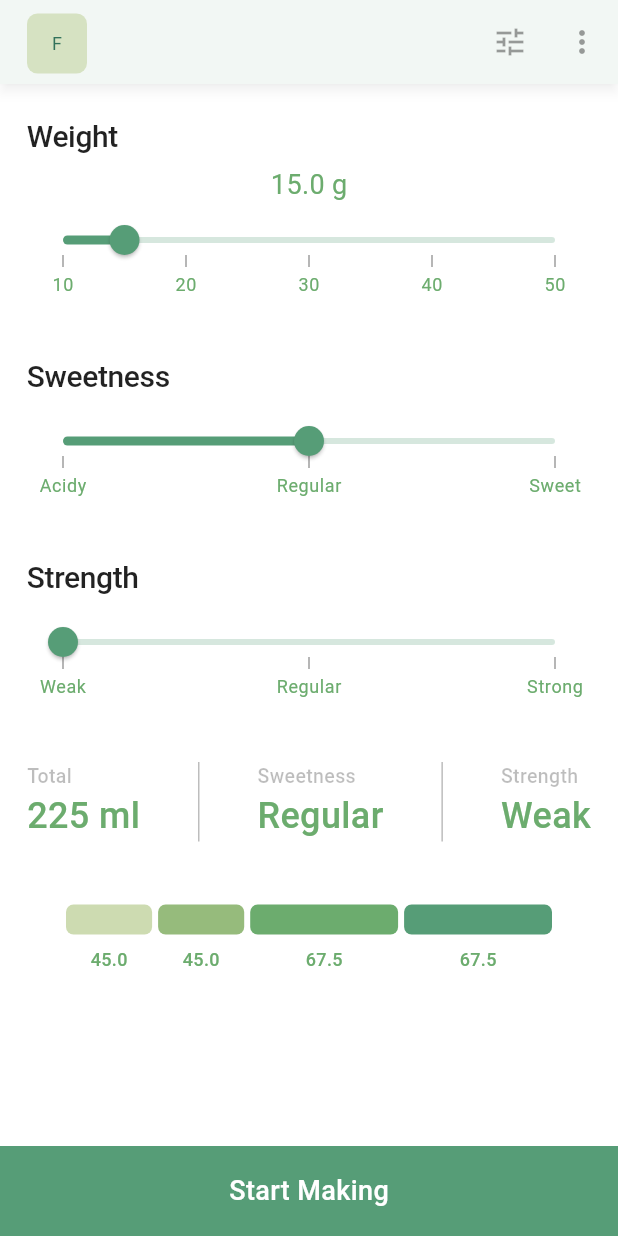
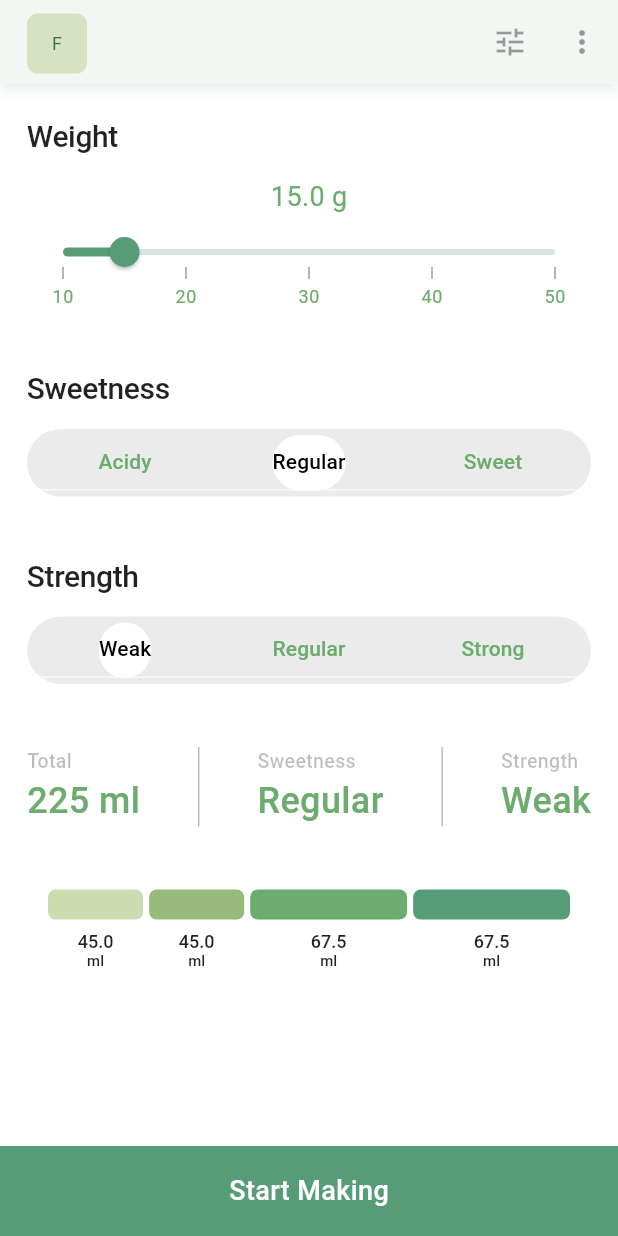
Before and after one commit to niassuh1/sippify, a Flutter app: the screen it shows after launch, on a phone screen of 412 x 824 dp. Run offline on Flutter 3.47's test engine with Material 2 defaults, Android fonts, the light colour scheme and no system bars; drawn by our look-alikes of syncfusion_flutter_sliders; our stand-ins replace flutter_riverpod.

Commit message:
refactor: Providers, Home screen, Dope panel. feat: Coffee maker screen, Option tabs

```diff
--- a/lib/views/home_screen.dart
+++ b/lib/views/home_screen.dart
@@ -2,8 +2,10 @@ import 'package:flutter/material.dart';
 import 'package:flutter_riverpod/flutter_riverpod.dart';
 import 'package:glassbean/constants.dart';
 import 'package:glassbean/services/coffee_maker_provider.dart';
+import 'package:glassbean/widgets/custom_sliver_appbar.dart';
 import 'package:glassbean/widgets/description_panel.dart';
 import 'package:glassbean/widgets/dope_panel.dart';
+import 'package:glassbean/widgets/option_tabs.dart';
 import 'package:syncfusion_flutter_sliders/sliders.dart';
 
 import '../models/coffee.dart';
@@ -23,7 +25,7 @@ class HomeScreen extends ConsumerWidget {
             onTap: () {},
             splashColor: Colors.white.withOpacity(.1),
             highlightColor: Colors.white.withOpacity(.2),
-            child: Center(
+            child: const Center(
               child: Text(
                 'Start Making',
                 style: TextStyle(
@@ -38,62 +40,25 @@ class HomeScreen extends ConsumerWidget {
       ),
       body: SafeArea(
         child: CustomScrollView(slivers: [
-          SliverAppBar(
-            foregroundColor: Colors.black38,
-            forceElevated: true,
-            actions: [
-              IconButton(
-                onPressed: () {},
-                icon: Icon(Icons.tune),
-                splashRadius: 20,
-              ),
-              IconButton(
-                onPressed: () {},
-                icon: Icon(Icons.more_vert_rounded),
-                splashRadius: 20,
-              ),
-            ],
-            centerTitle: true,
-            flexibleSpace: FlexibleSpaceBar(
-              collapseMode: CollapseMode.pin,
-              titlePadding: EdgeInsets.only(bottom: 7, left: defaultPadding),
-              title: Container(
-                height: 40,
-                width: 40,
-                decoration: BoxDecoration(
-                  color:
-                      Theme.of(context).colorScheme.secondary.withOpacity(.75),
-                  borderRadius: BorderRadius.circular(7),
-                ),
-                alignment: Alignment.center,
-                child: Text(
-                  'F',
-                  style: TextStyle(
-                      fontSize: 12,
-                      color: Theme.of(context).colorScheme.inversePrimary),
-                ),
-              ),
-            ),
-          ),
+          const CustomSliverAppBar(),
           SliverToBoxAdapter(
             child: Padding(
               padding: const EdgeInsets.only(
                   top: 24,
-              ),
+                  left: defaultPadding,
+                  right: defaultPadding,
+                  bottom: 24),
               child: Column(
                 crossAxisAlignment: CrossAxisAlignment.start,
                 children: [
                   // Dope panel for weight
-                  Padding(
-                    padding:
-                        const EdgeInsets.symmetric(horizontal: defaultPadding),
-                    child: DopePanel(
+                  DopePanel(
                     headline: 'Weight',
                     child: Column(
                       children: [
                         Text(
                           '${ref.watch(coffeeProvider).weight} g',
-                            style: TextStyle(fontSize: 18),
+                          style: const TextStyle(fontSize: 18),
                         ),
                         SfSlider(
                           value: ref.watch(coffeeProvider.notifier).weight,
@@ -112,112 +77,49 @@ class HomeScreen extends ConsumerWidget {
                       ],
                     ),
                   ),
-                  ),
-                  SizedBox(height: 42),
+                  const SizedBox(height: 42),
 
                   // Dope panel for sweetness
-                  Padding(
-                    padding:
-                        const EdgeInsets.symmetric(horizontal: defaultPadding),
-                    child: DopePanel(
+                  DopePanel(
                       headline: 'Sweetness',
-                      child: SfSlider(
+                      child: OptionTabs(
                         value: getSweetness(ref),
-                        min: 1,
-                        max: 3,
-                        onChanged: (value) {
-                          switch (value.toInt()) {
-                            case 1:
+                        onTab: (e) {
+                          print(e);
                           ref
                               .read(coffeeProvider.notifier)
-                                  .setSweetness(Sweetness.Acidy);
-                              break;
-                            case 2:
-                              ref
-                                  .read(coffeeProvider.notifier)
-                                  .setSweetness(Sweetness.Regular);
-                              break;
-                            case 3:
-                              ref
-                                  .read(coffeeProvider.notifier)
-                                  .setSweetness(Sweetness.Sweet);
-                              break;
-                          }
+                              .setSweetness(sweetnessChange(e.toInt()));
                         },
-                        showTicks: true,
-                        interval: 1,
-                        enableTooltip: true,
-                        showLabels: true,
-                        tooltipTextFormatterCallback:
-                            (dynamic value, String text) {
-                          return getStrengthLabel(value.toInt());
-                        },
-                        labelFormatterCallback: (dynamic value, String text) {
-                          return getSweetnessLabel(value.toInt());
-                        },
-                      ),
-                    ),
-                  ),
-                  SizedBox(height: 42),
+                        tabs: [Text('Acidy'), Text('Regular'), Text('Sweet')],
+                      )),
+
+                  const SizedBox(height: 42),
 
                   // Dope panel for strength
-                  Padding(
-                    padding:
-                        const EdgeInsets.symmetric(horizontal: defaultPadding),
-                    child: DopePanel(
+                  DopePanel(
                     headline: 'Strength',
                     child: Column(
                       children: [
-                          SfSlider(
-                            value: getStrength(ref),
-                            onChanged: (e) {
-                              switch (e.toInt()) {
-                                case 1:
+                        OptionTabs(
+                          onTab: (e) {
                             ref
                                 .read(coffeeProvider.notifier)
-                                      .setStrength(Strength.Weak);
-                                  break;
-                                case 2:
-                                  ref
-                                      .read(coffeeProvider.notifier)
-                                      .setStrength(Strength.Regular);
-                                  Strength.Regular;
-                                  break;
-                                case 3:
-                                  ref
-                                      .read(coffeeProvider.notifier)
-                                      .setStrength(Strength.Strong);
-                                  Strength.Strong;
-                                  break;
-                              }
+                                .setStrength(strengthChange(e.toInt()));
                           },
-                            showTicks: true,
-                            min: 1,
-                            stepSize: 1,
-                            interval: 1,
-                            max: 3,
-                            enableTooltip: true,
-                            showLabels: true,
-                            tooltipTextFormatterCallback:
-                                (dynamic value, String text) {
-                              return getStrengthLabel(value.toInt());
-                            },
-                            labelFormatterCallback:
-                                (dynamic value, String text) {
-                              return getStrengthLabel(value.toInt());
-                            },
-                          ),
+                          value: getStrength(ref),
+                          tabs: [
+                            Text('Weak'),
+                            Text('Regular'),
+                            Text('Strong'),
+                          ],
+                        )
                       ],
                     ),
                   ),
-                  ),
-                  SizedBox(
+                  const SizedBox(
                     height: 42,
                   ),
-                  Padding(
-                    padding:
-                        const EdgeInsets.symmetric(horizontal: defaultPadding),
-                    child: IntrinsicHeight(
+                  IntrinsicHeight(
                     child: Row(
                       mainAxisAlignment: MainAxisAlignment.spaceBetween,
                       children: [
@@ -226,7 +128,7 @@ class HomeScreen extends ConsumerWidget {
                           description:
                               '${ref.read(coffeeProvider).fullWaterWeight.toInt().toString()} ml',
                         ),
-                          VerticalDivider(
+                        const VerticalDivider(
                           color: Colors.black26,
                           thickness: 1,
                         ),
@@ -234,7 +136,7 @@ class HomeScreen extends ConsumerWidget {
                           title: 'Sweetness',
                           description: ref.read(coffeeProvider).sweetnessText,
                         ),
-                          VerticalDivider(
+                        const VerticalDivider(
                           color: Colors.black26,
                           thickness: 1,
                         ),
@@ -245,14 +147,12 @@ class HomeScreen extends ConsumerWidget {
                       ],
                     ),
                   ),
-                  ),
-                  SizedBox(
+                  const SizedBox(
                     height: 42,
                   ),
                   // Displays the brewing process
                   // TODO: Optimize this shit code
                   Row(
-                      crossAxisAlignment: CrossAxisAlignment.center,
                       mainAxisAlignment: MainAxisAlignment.center,
                       children: ref
                           .read(coffeeProvider)
@@ -263,34 +163,48 @@ class HomeScreen extends ConsumerWidget {
                         double ratio =
                             e.value / ref.read(coffeeProvider).fullWaterWeight;
 
-                        return Column(
+                        return AnimatedContainer(
+                          duration: const Duration(milliseconds: 150),
+                          width: MediaQuery.of(context).size.width * ratio - 15,
+                          curve: Curves.ease,
+                          child: Column(
                             children: [
                               Padding(
                                 padding:
                                     const EdgeInsets.symmetric(horizontal: 2),
-                              child: AnimatedContainer(
-                                alignment: Alignment.center,
-                                duration: Duration(milliseconds: 400),
-                                curve: Curves.easeInOut,
+                                child: Container(
                                   height: 20,
-                                width:
-                                    MediaQuery.of(context).size.width * ratio -
-                                        25,
                                   decoration: BoxDecoration(
                                     color: colorFade[e.key],
                                     borderRadius: BorderRadius.circular(5),
                                   ),
                                 ),
                               ),
-                            SizedBox(
+                              const SizedBox(
                                 height: 8,
                               ),
-                            Text(
-                              e.value.toStringAsFixed(1),
+                              RichText(
+                                textAlign: TextAlign.center,
+                                text: TextSpan(
+                                  style: const TextStyle(
+                                      color: Colors.black87,
+                                      fontSize: 12,
+                                      fontWeight: FontWeight.w500),
+                                  children: [
+                                    TextSpan(
+                                      text: e.value.toStringAsFixed(1),
+                                    ),
+                                    const TextSpan(
+                                      text: '\nml',
                                       style: TextStyle(
-                                  fontSize: 12, fontWeight: FontWeight.w500),
+                                        fontSize: 10,
+                                      ),
                                     ),
                                   ],
+                                ),
+                              )
+                            ],
+                          ),
                         );
                       }).toList())
                 ],
@@ -302,55 +216,55 @@ class HomeScreen extends ConsumerWidget {
     );
   }
 
-  String getSweetnessLabel(int v) {
-    switch (v) {
-      case 1:
-        return 'Acidy';
-      case 2:
-        return 'Regular';
-      case 3:
-        return 'Sweet';
-      default:
-        return '';
-    }
-  }
-
-  String getStrengthLabel(int v) {
-    switch (v) {
-      case 1:
-        return 'Weak';
-      case 2:
-        return 'Regular';
-      case 3:
-        return 'Strong';
-      default:
-        return '';
-    }
-  }
-
   int getSweetness(WidgetRef ref) {
     switch (ref.watch(coffeeProvider).sweetness) {
       case Sweetness.Acidy:
+        return 0;
+      case Sweetness.Regular:
         return 1;
-      case Sweetness.Regular:
+      case Sweetness.Sweet:
         return 2;
-      case Sweetness.Sweet:
-        return 3;
       default:
-        return 2;
+        return 1;
     }
   }
 
   int getStrength(WidgetRef ref) {
     switch (ref.watch(coffeeProvider).strength) {
       case Strength.Weak:
+        return 0;
+      case Strength.Regular:
         return 1;
-      case Strength.Regular:
+      case Strength.Strong:
         return 2;
-      case Strength.Strong:
-        return 3;
       default:
-        return 2;
+        return 1;
+    }
+  }
+
+  Sweetness sweetnessChange(int e) {
+    switch (e) {
+      case 0:
+        return Sweetness.Acidy;
+      case 1:
+        return Sweetness.Regular;
+      case 2:
+        return Sweetness.Sweet;
+      default:
+        return Sweetness.Regular;
+    }
+  }
+
+  Strength strengthChange(int e) {
+    switch (e) {
+      case 0:
+        return Strength.Weak;
+      case 1:
+        return Strength.Regular;
+      case 2:
+        return Strength.Strong;
+      default:
+        return Strength.Regular;
     }
   }
 }
--- a/lib/widgets/dope_panel.dart
+++ b/lib/widgets/dope_panel.dart
@@ -16,7 +16,7 @@ class DopePanel extends StatelessWidget {
           headline!,
           style: Theme.of(context).textTheme.headline1,
         ),
-        SizedBox(height: 8),
+        SizedBox(height: 16),
         child == null ? SizedBox() : child!
       ],
     );
--- /dev/null
+++ b/lib/widgets/option_tabs.dart
@@ -0,0 +1,42 @@
+import 'package:flutter/material.dart';
+
+class OptionTabs extends StatelessWidget {
+  final List<Widget> tabs;
+  final void Function(int)? onTab;
+  final int? value;
+  const OptionTabs({Key? key, required this.tabs, this.onTab, this.value = 0})
+      : super(key: key);
+
+  @override
+  Widget build(BuildContext context) {
+    return Container(
+      height: 45,
+      decoration: BoxDecoration(
+        borderRadius: BorderRadius.circular(22.5),
+        color: Colors.black.withOpacity(0.08),
+      ),
+      clipBehavior: Clip.antiAlias,
+      child: Material(
+        color: Colors.transparent,
+        child: DefaultTabController(
+          length: tabs.length,
+          initialIndex: value!,
+          child: TabBar(
+            automaticIndicatorColorAdjustment: false,
+            onTap: onTab,
+            padding: EdgeInsets.all(4),
+            indicator: BoxDecoration(
+              color: Colors.white,
+              borderRadius: BorderRadius.circular(22.5),
+            ),
+            overlayColor: MaterialStateProperty.resolveWith((states) {
+              return Colors.transparent;
+            }),
+            labelColor: Colors.black,
+            tabs: tabs.map((e) => Tab(child: e)).toList(),
+          ),
+        ),
+      ),
+    );
+  }
+}
```
Also changed, not shown: lib/services/coffee_maker_provider.dart (+0 -9 lines), lib/views/coffee_maker_screen.dart (added, +10 -0 lines), lib/widgets/custom_sliver_appbar.dart (added, +47 -0 lines). Lines whose indentation alone changed are shown as unchanged.
